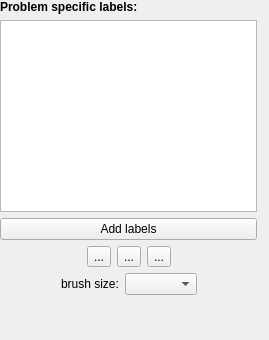
First picture: the form in ilastik/applets/watershedLabeling/watershedLabelingDrawer.ui, repository ilastik/ilastik, before the edit.
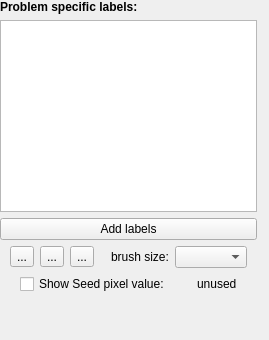
Second picture: the form after the edit. Custom widgets are drawn as their Qt base class.

Commit message: vixel value integrated into watershedLabelingGui and functionality added in watershedSegementationGui

```diff
--- a/ilastik/applets/watershedLabeling/watershedLabelingDrawer.ui
+++ b/ilastik/applets/watershedLabeling/watershedLabelingDrawer.ui
@@ -86,7 +86,7 @@
       </widget>
      </item>
      <item>
-      <layout class="QHBoxLayout" name="horizontalLayout" stretch="0,0,0,1,0">
+      <layout class="QHBoxLayout" name="horizontalLayout" stretch="0,0,0,1,0,0,0,0">
        <property name="sizeConstraint">
         <enum>QLayout::SetDefaultConstraint</enum>
        </property>
@@ -127,6 +127,29 @@
          </property>
         </widget>
        </item>
+       <item>
+        <spacer name="horizontalSpacer_5">
+         <property name="orientation">
+          <enum>Qt::Horizontal</enum>
+         </property>
+         <property name="sizeHint" stdset="0">
+          <size>
+           <width>40</width>
+           <height>20</height>
+          </size>
+         </property>
+        </spacer>
+       </item>
+       <item>
+        <widget class="QLabel" name="brushSizeCaption">
+         <property name="text">
+          <string>brush size:</string>
+         </property>
+        </widget>
+       </item>
+       <item>
+        <widget class="QComboBox" name="brushSizeComboBox"/>
+       </item>
        <item>
         <spacer name="horizontalSpacer">
          <property name="orientation">
@@ -158,14 +181,31 @@
         </spacer>
        </item>
        <item>
-        <widget class="QLabel" name="brushSizeCaption">
+        <widget class="QCheckBox" name="pixelValueCheckBox">
          <property name="text">
-          <string>brush size:</string>
+          <string>Show Seed pixel value:</string>
          </property>
         </widget>
        </item>
        <item>
-        <widget class="QComboBox" name="brushSizeComboBox"/>
+        <spacer name="horizontalSpacer_6">
+         <property name="orientation">
+          <enum>Qt::Horizontal</enum>
+         </property>
+         <property name="sizeHint" stdset="0">
+          <size>
+           <width>40</width>
+           <height>20</height>
+          </size>
+         </property>
+        </spacer>
+       </item>
+       <item>
+        <widget class="QLabel" name="pixelValue">
+         <property name="text">
+          <string>unused</string>
+         </property>
+        </widget>
        </item>
        <item>
         <spacer name="horizontalSpacer_4">
```
The commit also changes 2 other files.
